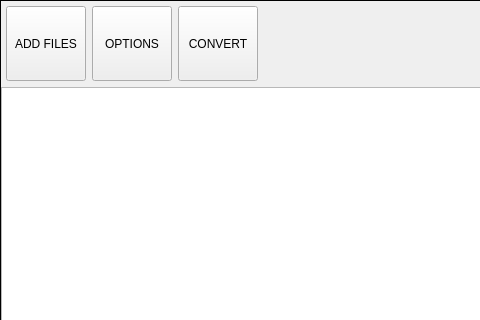
Xirexel/ROAD, file ROADUtilities/ROADConverter/ROADConverterGUI/mainwidget.ui: the form before one commit; both pictures show x 0 to 480 and y 0 to 320 of the 956 by 580 pixel window.
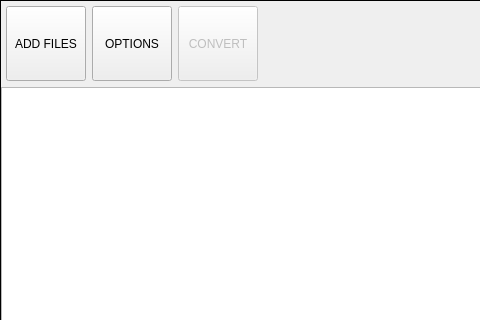
The form after the commit.

Commit message: Disable "Convert" Button

Diff of the .ui file:
```diff
--- a/ROADUtilities/ROADConverter/ROADConverterGUI/mainwidget.ui
+++ b/ROADUtilities/ROADConverter/ROADConverterGUI/mainwidget.ui
@@ -95,6 +95,9 @@
         </item>
         <item>
          <widget class="QPushButton" name="convertpushButton">
+          <property name="enabled">
+           <bool>false</bool>
+          </property>
           <property name="minimumSize">
            <size>
             <width>75</width>
```
